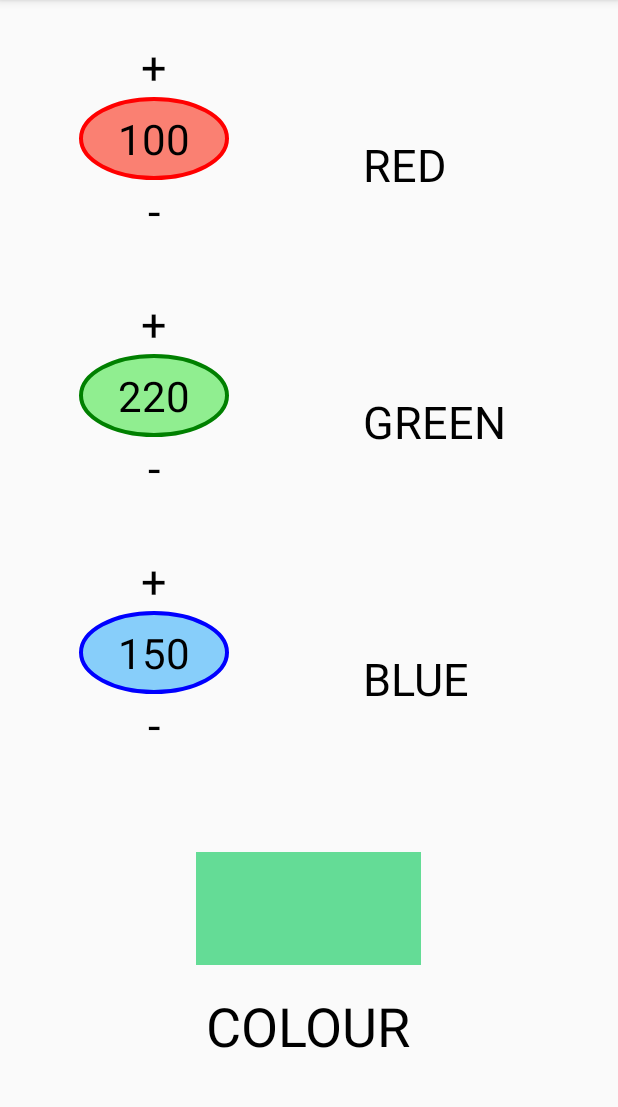
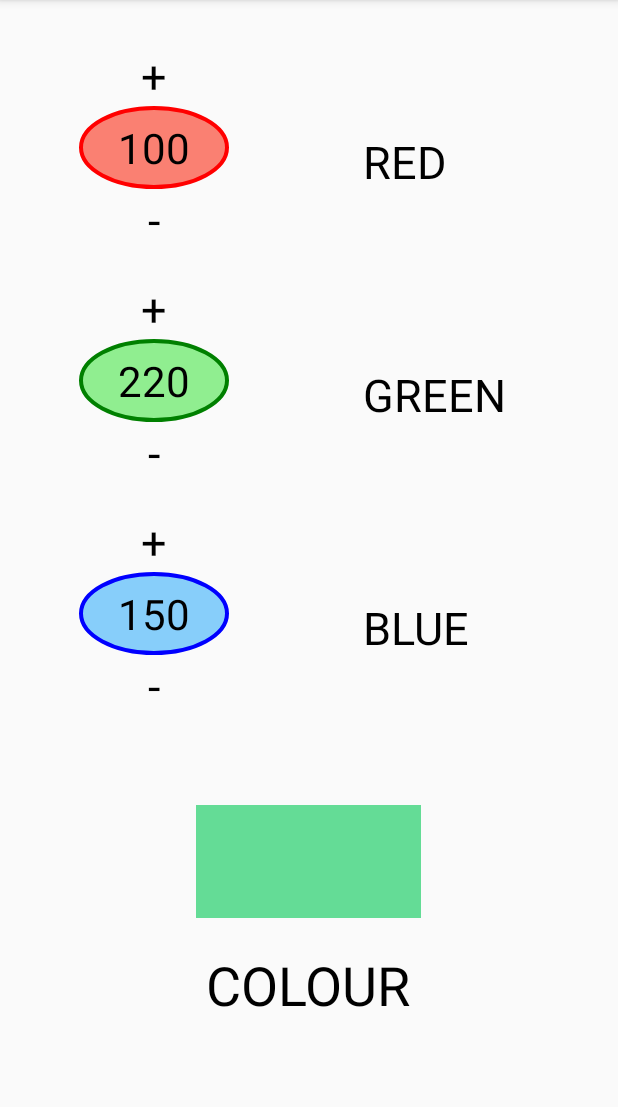
Before and after one commit to aniisunny/RGB-Coloring, an Android app: the screen it shows after launch (MainActivity), on a phone screen of 412 x 824 dp, the part 84-1191 px from its top. Run offline under Robolectric (Android 15) with nearby library versions, the light colour scheme and no system bars.

Commit message:
update app

```diff
--- a/app/src/main/res/layout/activity_main.xml
+++ b/app/src/main/res/layout/activity_main.xml
@@ -4,13 +4,13 @@
     xmlns:tools="http://schemas.android.com/tools"
     android:layout_width="match_parent"
     android:layout_height="match_parent"
-    android:layout_marginTop="24dp"
+    android:layout_marginTop="30dp"
     android:orientation="vertical"
     tools:context=".MainActivity">
 
     <LinearLayout
         android:layout_width="match_parent"
-        android:layout_weight="1.1"
+        android:layout_weight="1"
         android:layout_height="0dp">
 
         <LinearLayout
@@ -65,7 +65,7 @@
     </LinearLayout>
 
     <LinearLayout
-        android:layout_weight="1.1"
+        android:layout_weight="1"
         android:layout_width="match_parent"
         android:layout_height="0dp">
 
@@ -121,7 +121,7 @@
     </LinearLayout>
 
     <LinearLayout
-        android:layout_weight="1.1"
+        android:layout_weight="1"
         android:layout_width="match_parent"
         android:layout_height="0dp">
 
@@ -178,7 +178,7 @@
     </LinearLayout>
 
     <TextView
-        android:layout_marginTop="30dp"
+        android:layout_marginTop="40dp"
         android:padding="10dp"
         android:background="@drawable/colour"
         android:id="@+id/colour"
@@ -188,13 +188,13 @@
         android:layout_height="75dp" />
 
     <TextView
-        android:padding="16dp"
+        android:padding="20dp"
         android:textColor="@android:color/black"
         android:layout_gravity="center"
         android:textSize="36sp"
         android:text="colour"
         android:textAllCaps="true"
-        android:layout_weight="0.8"
+        android:layout_weight="1"
         android:layout_width="wrap_content"
         android:layout_height="0dp" />
 
```
Also changed, not shown: app/src/main/res/rgbicon.jpg (added), 1 other file.
